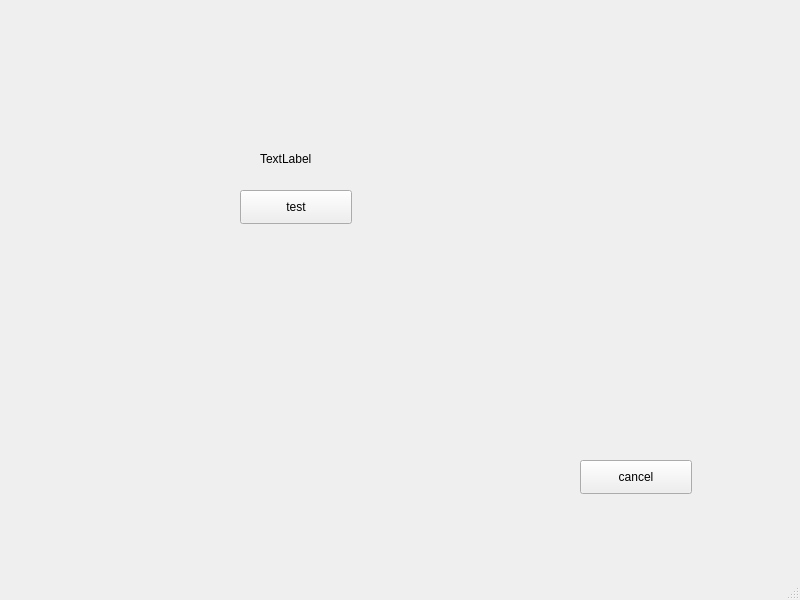
This is DSVis/WINDOW/operation.ui in Dreamerryao/CPlusPlus-Project as Qt 5 draws it before an edit. The edited form follows.
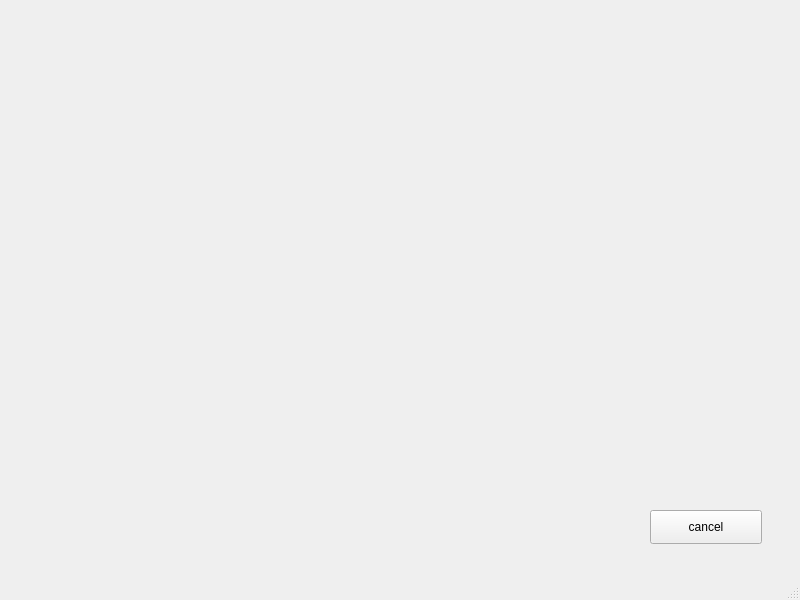
This is the edited form.

The edit to the form file:
```diff
--- a/DSVis/WINDOW/operation.ui
+++ b/DSVis/WINDOW/operation.ui
@@ -17,8 +17,8 @@
    <widget class="QPushButton" name="pushButton">
     <property name="geometry">
      <rect>
-      <x>580</x>
-      <y>460</y>
+      <x>650</x>
+      <y>510</y>
       <width>112</width>
       <height>34</height>
      </rect>
@@ -30,28 +30,24 @@
    <widget class="QLabel" name="type">
     <property name="geometry">
      <rect>
-      <x>260</x>
-      <y>150</y>
-      <width>81</width>
-      <height>18</height>
+      <x>250</x>
+      <y>20</y>
+      <width>271</width>
+      <height>81</height>
      </rect>
     </property>
-    <property name="text">
-     <string>TextLabel</string>
+    <property name="font">
+     <font>
+      <family>Franklin Gothic Heavy</family>
+      <pointsize>28</pointsize>
+     </font>
     </property>
-   </widget>
-   <widget class="QPushButton" name="pushButton_2">
-    <property name="geometry">
-     <rect>
-      <x>240</x>
-      <y>190</y>
-      <width>112</width>
-      <height>34</height>
-     </rect>
-    </property>
     <property name="text">
-     <string>test</string>
+     <string/>
     </property>
+    <property name="alignment">
+     <set>Qt::AlignCenter</set>
+    </property>
    </widget>
   </widget>
   <widget class="QMenuBar" name="menubar">
```
Left out of the diff: 10 changed lines with no effect on the pictures.
